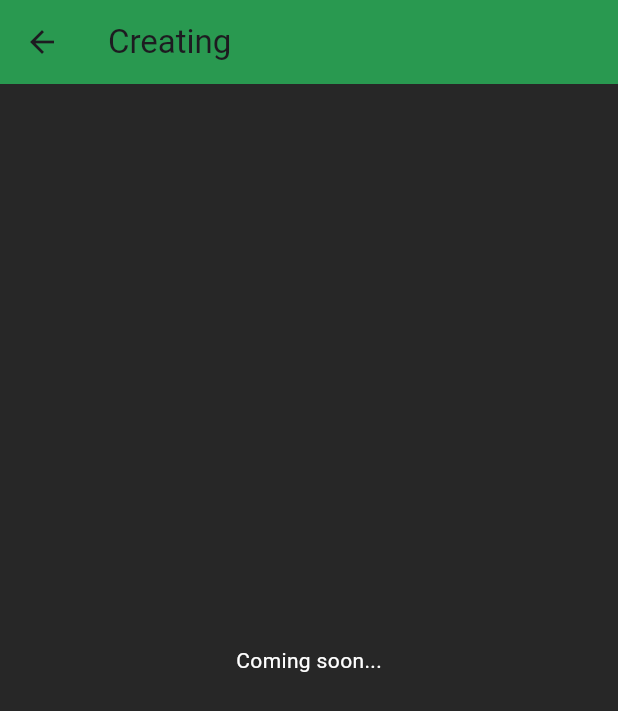
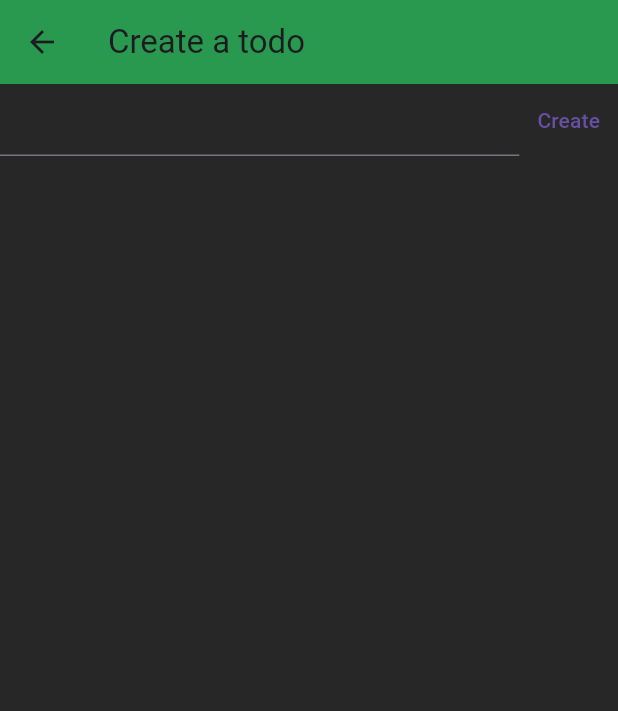
Before and after one commit to valyriouc/Todo, a Flutter app: the screen it shows after launch, after a tap on "Create", on a phone screen of 412 x 824 dp. Shown: the top 711 px of the screen. Run offline on Flutter 3.47's test engine with Material 3 defaults, Android fonts, the phone set to English and light mode, and no system bars.

Commit message:
Implement creation functionality

```diff
--- a/todoer/lib/main.dart
+++ b/todoer/lib/main.dart
@@ -5,7 +5,11 @@ import 'package:todoer/viewmodels.dart';
 void main() {
     runApp(
       MultiProvider(providers: [
-        ChangeNotifierProvider(create: (_) => TodoViewModel(models: <TodoModel> [ TodoModel(title: "Hello world"), TodoModel(title: "Working on my goals")])),
+        ChangeNotifierProvider(create: (_) => TodoViewModel(models: <TodoModel> [
+          TodoModel(title: "Hello world"),
+          TodoModel(title: "Working on my goals")]
+          )
+        ),
         ChangeNotifierProvider(create: (_) => ThemeViewModel(model: ThemeModel()))
       ],
       child: const MainApp())
@@ -37,7 +41,10 @@ class TodoView extends StatelessWidget {
             title: const Text("Your todos"),
             backgroundColor: themeModel.barColor,
             actions: [
-              Switch(value: themeModel.currentTheme, onChanged: (value) => themeModel.changeTheme()),
+              Switch(
+                value: themeModel.currentTheme,
+                onChanged: (value) => themeModel.changeTheme()
+              ),
             ],
           ),
           bottomNavigationBar: const TodoBottomBar(),
@@ -58,14 +65,26 @@ class TodoView extends StatelessWidget {
                     style: TextStyle(color: themeModel.textColor)
                   ),
                   TextButton(
-                    style: ButtonStyle(textStyle: WidgetStatePropertyAll(TextStyle(color: themeModel.textColor))),
+                    style: ButtonStyle(
+                      textStyle: WidgetStatePropertyAll(
+                        TextStyle(
+                          color: themeModel.textColor
+                        )
+                      )
+                    ),
                     child: const Text("Edit"),
                     onPressed: () => Navigator.push(
                       context,
                       MaterialPageRoute(
                         builder: (context) => const EditTodoView()))),
                   TextButton(
-                    style: ButtonStyle(textStyle: WidgetStatePropertyAll(TextStyle(color: themeModel.textColor))),
+                    style: ButtonStyle(
+                      textStyle: WidgetStatePropertyAll(
+                        TextStyle(
+                          color: themeModel.textColor
+                        )
+                      )
+                    ),
                     child: const Text("Delete"),
                     onPressed: () => viewModel.deleteTodo(viewModel.models[item].id)
                   )
@@ -83,36 +102,63 @@ class TodoBottomBar extends StatelessWidget {
 
   @override
   Widget build(BuildContext context) {
-    return TextButton(
-        child: const Text("Create"),
-        onPressed: () => { Navigator.push(context, MaterialPageRoute(builder: (context) => const CreateTodoView()))},
-      );
+    return TextButton(onPressed: () => Navigator.push(context, MaterialPageRoute(builder: (context) => const CreateTodoView())), child: const Text("Create"));
+  }
 }
 
+class CreateTodoView extends StatefulWidget {
+  const CreateTodoView({super.key});
+
+  @override
+  State<StatefulWidget> createState() => CreateTodoState();
 }
 
-class CreateTodoView extends StatelessWidget {
-  const CreateTodoView({super.key});
+class CreateTodoState extends State<CreateTodoView> {
+  final TextEditingController controller = TextEditingController();
 
   @override
   Widget build(BuildContext context) {
     return Consumer<ThemeViewModel>(
       builder: (context, themeModel, child) {
+        return Consumer<TodoViewModel>(
+          builder: (context2, viewModel, test2) {
               return Scaffold(
                 appBar: AppBar(
-            title: const Text("Creating"),
+                  title: const Text("Create a todo"),
                   backgroundColor: themeModel.barColor,
                 ),
                 backgroundColor: themeModel.mainColor,
-          body: Center(
-            child: Text(
-              "Coming soon...",
+                body: Row(
+                  children: [
+                    Flexible(
+                      child: TextField(
                         style: TextStyle(
-                color: themeModel.textColor)))
+                          color: themeModel.textColor
+                        ),
+                        controller: controller,
+                      )
+                    ),
+                    TextButton(
+                      onPressed: (() {
+                        viewModel.addTodo(TodoModel(title: controller.text));
+                        Navigator.push(
+                          context,
+                          MaterialPageRoute(
+                            builder: (context) => const TodoView()
+                          )
+                        );
+                      }),
+                      child: const Text("Create"),
+                    )
+                  ],
+                )
+            );
+          },
         );
       }
     );
   }
+
 }
 
 class EditTodoView extends StatelessWidget {
@@ -142,9 +188,15 @@ class EditTodoView extends StatelessWidget {
                   hintStyle: TextStyle(color: themeModel.textColor)
                 ),
               )),
-            TextButton(onPressed: () => { Navigator.push(context, MaterialPageRoute(builder: (context) => const TodoView()))}, child: const Text("Edit"))
+            TextButton(onPressed: () => {
+              Navigator.push(
+                context,
+                MaterialPageRoute(
+                  builder: (context) => const TodoView()))},
+                child: const Text("Edit"))
           ]),
         );
-      });
+      }
+    );
   }
 }
```
Lines whose indentation alone changed are shown as unchanged.
